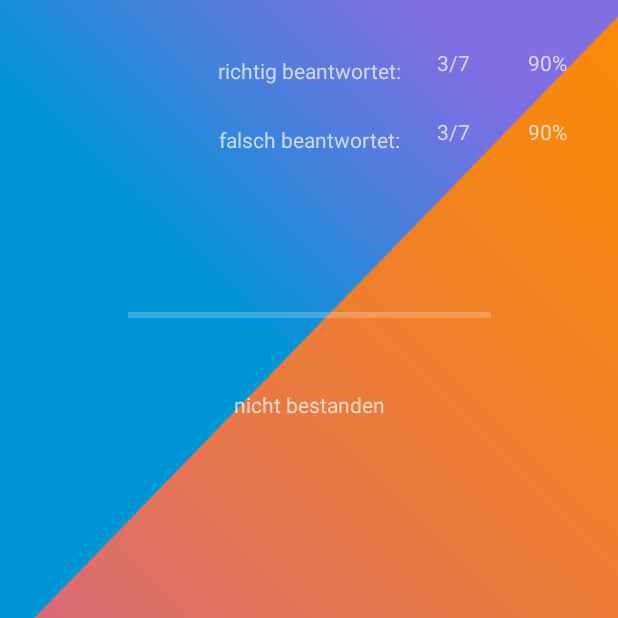
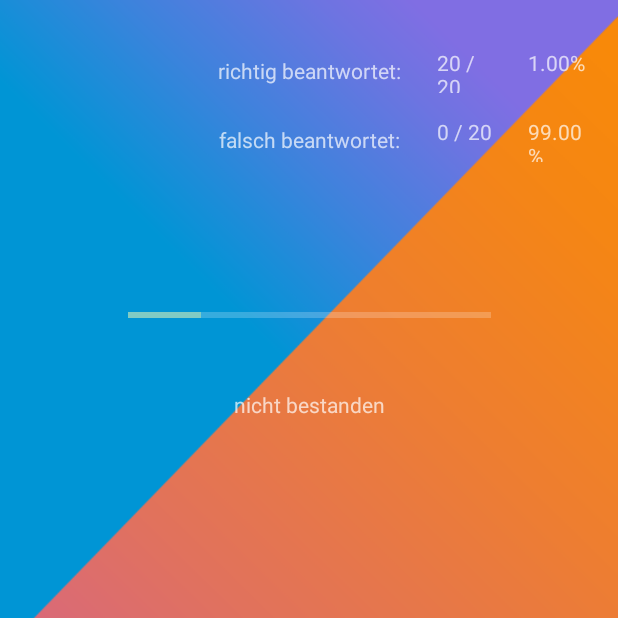
Before and after one commit to xVortal/QuizAppv2, an Android app: the StatisticView screen opened directly, with no data from a screen before it, on a phone screen of 412 x 824 dp, the top half of it. Run offline under Robolectric (Android 15) with nearby library versions, the phone set to English and light mode, and no system bars.

Commit message:
Statictsic View Funktionen eingebau

```diff
--- a/app/src/main/java/com/example/quizappv2/MainTestActivity.kt
+++ b/app/src/main/java/com/example/quizappv2/MainTestActivity.kt
@@ -206,6 +206,7 @@ class MainTestActivity : AppCompatActivity() {
             setQuestionProgressNumber(0)
             progressBar.setProgress(getQuestionProgessNumber())
             val intent = Intent(this, StatisticView::class.java)
+            intent.putExtra("WAC", getWrongAnswerCount())
             startActivity(intent)
         }
 
--- a/app/src/main/java/com/example/quizappv2/StatisticView.kt
+++ b/app/src/main/java/com/example/quizappv2/StatisticView.kt
@@ -3,13 +3,19 @@ package com.example.quizappv2
 import android.content.Intent
 import android.os.Bundle
 import android.widget.ImageButton
+import android.widget.ProgressBar
+import android.widget.TextView
 import androidx.appcompat.app.AppCompatActivity
+import java.text.DecimalFormat
 
 class StatisticView : AppCompatActivity() {
 
     override fun onCreate(savedInstanceState: Bundle?) {
         super.onCreate(savedInstanceState)
         setContentView(R.layout.activity_statistic)
+        setTextViewProcent()
+        defineProgressBar()
+        definePassOrNotPassed()
         defineHomeButton()
     }
 
@@ -20,4 +26,56 @@ class StatisticView : AppCompatActivity() {
             startActivity(intent)
         }
     }
+
+    private fun setTextViewProcent(){
+        val anzahlRightAnswer = findViewById<TextView>(R.id.anzahlRichtig)
+        val procentRightAnswer = findViewById<TextView>(R.id.prozentRichtig)
+        val anzahlWrongAnswer = findViewById<TextView>(R.id.anzahlFalsch)
+        val procentWrongAnswer = findViewById<TextView>(R.id.prozentFalsch)
+        anzahlRightAnswer.setText(getRightAnswerCount() + " / 20")
+        anzahlWrongAnswer.setText(getWrongAnswerCount() + " / 20")
+        procentRightAnswer.setText(getRightAnswerProcent() + "%")
+        procentWrongAnswer.setText(getWrongAnswerProcent()+ "%")
+    }
+
+    private fun getRightAnswerCount() : String {
+        var rightanswercount = 20 - getIntent().getIntExtra("WAC", 0)
+        return rightanswercount.toString()
+    }
+
+    private fun getWrongAnswerCount() : String {
+        var wronganswercount = getIntent().getIntExtra("WAC", 0)
+        return wronganswercount.toString()
+    }
+
+    private fun getRightAnswerProcent() : String {
+        val f = DecimalFormat("#0.00")
+        println(getIntent().getIntExtra("WAC", 0).toFloat())
+
+        var rightanswerprocent : Float = (20 / (20 - getIntent().getIntExtra("WAC", 0).toFloat()))
+        println("richtige Antwort Prozent: " + rightanswerprocent)
+        return f.format(rightanswerprocent)
+    }
+
+    private fun getWrongAnswerProcent() : String{
+        val f = DecimalFormat("#0.00")
+        var rightanswerprocent : Float = (20 / (20 - getIntent().getIntExtra("WAC", 0).toFloat()))
+        var wronganswerprocent = 100-rightanswerprocent
+        println("falsche Antwort Prozent: " + wronganswerprocent)
+        return f.format(wronganswerprocent)
+    }
+
+    private fun defineProgressBar(){
+        val progressBarEnd = findViewById<ProgressBar>(R.id.StatisticBar)
+        progressBarEnd.setProgress(20 - getIntent().getIntExtra("WAC", 0))
+    }
+
+    private fun definePassOrNotPassed(){
+        val passOrNotPassed = findViewById<TextView>(R.id.Status)
+        if(getRightAnswerProcent().toFloat() > 80){
+            passOrNotPassed.setText("bestanden")
+        } else {
+            passOrNotPassed.setText("nicht bestanden")
+        }
+    }
 }
```
